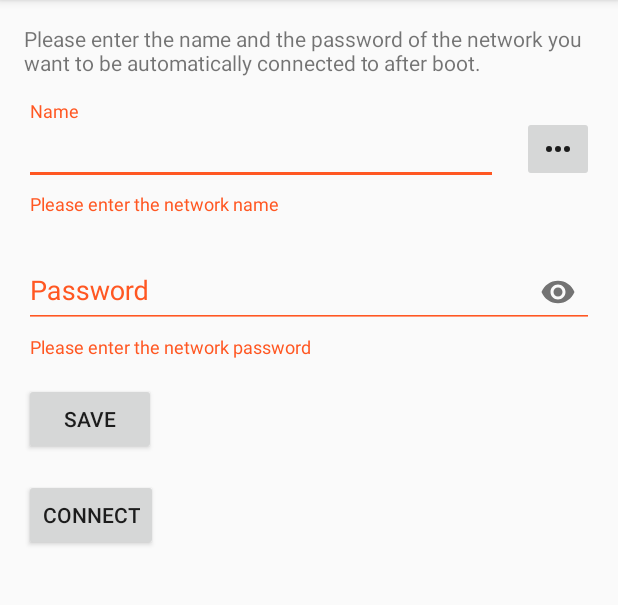
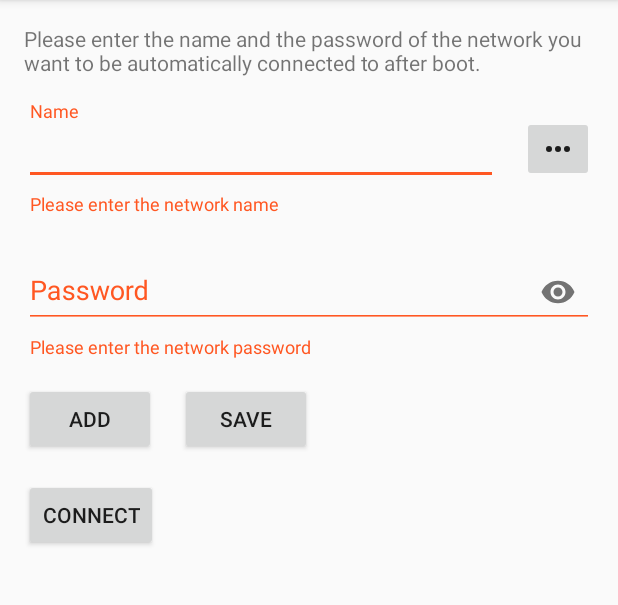
Before and after one commit to Drarig29/WifiOnBoot, an Android app: the screen it shows after launch (MainActivity), after a tap on "SAVE", on a phone screen of 412 x 824 dp, the part 84-689 px from its top. Run offline under Robolectric (Android 15) with nearby library versions, the phone set to English and light mode, and no system bars; 1 other tap on this screen came first.

Commit message:
Added save config button

```diff
--- a/app/src/main/AndroidManifest.xml
+++ b/app/src/main/AndroidManifest.xml
@@ -7,6 +7,7 @@
     <uses-permission android:name="android.permission.ACCESS_NETWORK_STATE" />
 
     <uses-permission android:name="android.permission.READ_EXTERNAL_STORAGE" />
+    <uses-permission android:name="android.permission.WRITE_EXTERNAL_STORAGE" />
 
     <uses-permission android:name="android.permission.RECEIVE_BOOT_COMPLETED" />
 
--- a/app/src/main/java/com/drarig29/wifionboot/MainActivity.java
+++ b/app/src/main/java/com/drarig29/wifionboot/MainActivity.java
@@ -49,6 +49,16 @@ public class MainActivity extends AppCompatActivity {
                     return;
 
                 WifiHelper.addNetwork(txtSsid.getText().toString(), txtPassword.getText().toString());
+            }
+        });
+
+        findViewById(R.id.btnSaveConfig).setOnClickListener(new View.OnClickListener() {
+            @Override
+            public void onClick(View v) {
+                if (emptySsidOrPassword())
+                    return;
+
+                ConfigFileHelper.saveConfig(txtSsid.getText().toString(), txtPassword.getText().toString());
             }
         });
 
--- a/app/src/main/res/layout/activity_main.xml
+++ b/app/src/main/res/layout/activity_main.xml
@@ -23,8 +23,6 @@
             android:text="@string/enter_network_info"
             app:layout_constraintEnd_toEndOf="parent"
             app:layout_constraintStart_toStartOf="parent"
-            app:layout_constraintRight_toRightOf="parent"
-            app:layout_constraintLeft_toLeftOf="parent"
             android:layout_marginLeft="16dp"
             android:layout_marginRight="16dp"
             app:layout_constraintTop_toTopOf="parent"
@@ -97,15 +95,26 @@
             app:layout_constraintStart_toStartOf="parent"/>
 
         <Button
+            android:id="@+id/btnSaveConfig"
+            android:layout_width="wrap_content"
+            android:layout_height="wrap_content"
+            android:layout_marginLeft="16dp"
+            android:layout_marginStart="16dp"
+            android:layout_marginTop="16dp"
+            android:text="@string/save_config"
+            app:layout_constraintStart_toEndOf="@id/btnAddNetwork"
+            app:layout_constraintTop_toBottomOf="@+id/passwordParent" />
+
+        <Button
             android:id="@+id/btnConnect"
             android:layout_width="wrap_content"
             android:layout_height="wrap_content"
             android:text="@string/enable_wifi"
+            app:layout_constraintStart_toStartOf="parent"
             android:layout_marginTop="16dp"
-            android:layout_marginLeft="16dp"
+            app:layout_constraintTop_toBottomOf="@+id/btnSaveConfig"
             android:layout_marginStart="16dp"
-            app:layout_constraintTop_toBottomOf="@+id/btnAddNetwork"
-            app:layout_constraintStart_toStartOf="parent" />
+            android:layout_marginLeft="16dp" />
 
     </android.support.constraint.ConstraintLayout>
 
--- a/app/src/main/res/values/strings.xml
+++ b/app/src/main/res/values/strings.xml
@@ -1,7 +1,7 @@
 <resources>
     <string name="app_name">WiFi On Boot</string>
     <string name="enable_wifi">Connect</string>
-    <string name="add_network">Save</string>
+    <string name="add_network">Add</string>
     <string name="enter_network_info">Please enter the name and the password of the network you want to be automatically connected to after boot.</string>
     <string name="ssid_hint">Name</string>
     <string name="password_hint">Password</string>
@@ -9,4 +9,5 @@
     <string name="please_enable_wifi">Please enable Wi-Fi</string>
     <string name="please_enter_ssid">Please enter the network name</string>
     <string name="please_enter_password">Please enter the network password</string>
+    <string name="save_config">Save</string>
 </resources>
```
Also changed, not shown: app/src/main/java/com/drarig29/wifionboot/ConfigFileHelper.java (+16 -0 lines), 1 other file.
